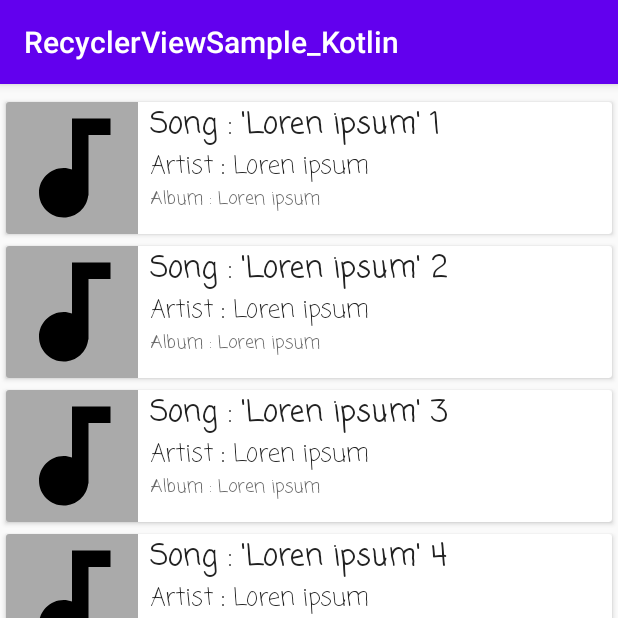
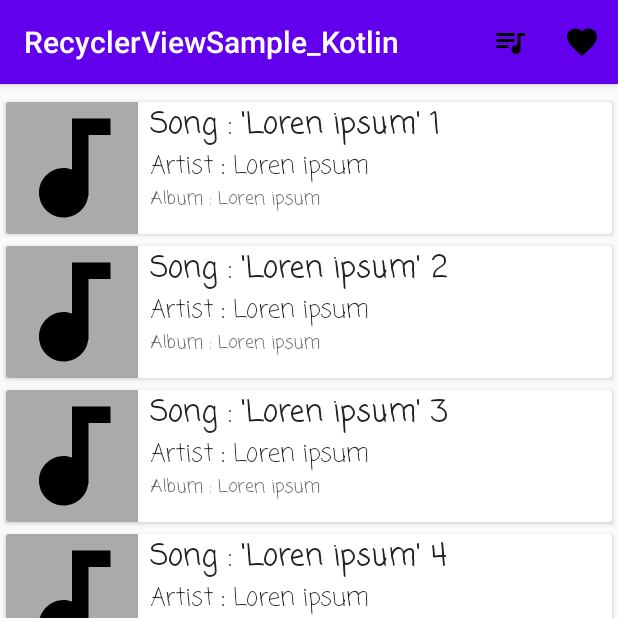
Before and after one commit to qendev/RecyclerViewSample_Kotlin, an Android app: the screen it shows after launch (MainActivity), on a phone screen of 412 x 824 dp, the top half of it. Run offline under Robolectric (Android 15) with nearby library versions, the phone set to English and light mode, and no system bars.

Commit message:
added option menu

```diff
--- a/app/src/main/AndroidManifest.xml
+++ b/app/src/main/AndroidManifest.xml
@@ -9,6 +9,8 @@
         android:roundIcon="@mipmap/ic_launcher_round"
         android:supportsRtl="true"
         android:theme="@style/AppTheme">
+        <activity android:name="activities.FavoriteActivity"></activity>
+        <activity android:name="activities.RecentlyPlayedActivity" />
         <activity android:name=".MainActivity">
             <intent-filter>
                 <action android:name="android.intent.action.MAIN" />
--- a/app/src/main/java/com/example/recyclerviewsample_kotlin/MainActivity.kt
+++ b/app/src/main/java/com/example/recyclerviewsample_kotlin/MainActivity.kt
@@ -1,8 +1,14 @@
  package com.example.recyclerviewsample_kotlin
 
+import activities.FavoriteActivity
+import activities.RecentlyPlayedActivity
 import adapters.SampleAdapter
+import android.content.Intent
 import androidx.appcompat.app.AppCompatActivity
 import android.os.Bundle
+import android.view.Menu
+import android.view.MenuInflater
+import android.view.MenuItem
 import androidx.recyclerview.widget.LinearLayoutManager
 import classes.SampleItem
 import kotlinx.android.synthetic.main.activity_main.*
@@ -43,4 +49,28 @@ import kotlinx.android.synthetic.main.activity_main.*
 
         return list
     }
+
+
+     override fun onCreateOptionsMenu(menu: Menu): Boolean {
+         val inflater: MenuInflater = menuInflater
+         inflater.inflate(R.menu.song_menu, menu)
+         return true
+     }
+
+     override fun onOptionsItemSelected(item: MenuItem): Boolean {
+         // Handle item selection
+         return when (item.itemId) {
+             R.id.recently_played -> {
+                 val intent = Intent(this, RecentlyPlayedActivity::class.java)
+                 startActivity(intent)
+                 true
+             }
+             R.id.favorite -> {
+                 val intent = Intent(this, FavoriteActivity::class.java)
+                 startActivity(intent)
+                 true
+             }
+             else -> super.onOptionsItemSelected(item)
+         }
+     }
 }
--- /dev/null
+++ b/app/src/main/res/drawable/ic_favorite.xml
@@ -0,0 +1,9 @@
+<vector xmlns:android="http://schemas.android.com/apk/res/android"
+        android:width="24dp"
+        android:height="24dp"
+        android:viewportWidth="24.0"
+        android:viewportHeight="24.0">
+    <path
+        android:fillColor="#FF000000"
+        android:pathData="M12,21.35l-1.45,-1.32C5.4,15.36 2,12.28 2,8.5 2,5.42 4.42,3 7.5,3c1.74,0 3.41,0.81 4.5,2.09C13.09,3.81 14.76,3 16.5,3 19.58,3 22,5.42 22,8.5c0,3.78 -3.4,6.86 -8.55,11.54L12,21.35z"/>
+</vector>
--- /dev/null
+++ b/app/src/main/res/drawable/ic_recently_played.xml
@@ -0,0 +1,9 @@
+<vector xmlns:android="http://schemas.android.com/apk/res/android"
+        android:width="24dp"
+        android:height="24dp"
+        android:viewportWidth="24.0"
+        android:viewportHeight="24.0">
+    <path
+        android:fillColor="#FF000000"
+        android:pathData="M15,6L3,6v2h12L15,6zM15,10L3,10v2h12v-2zM3,16h8v-2L3,14v2zM17,6v8.18c-0.31,-0.11 -0.65,-0.18 -1,-0.18 -1.66,0 -3,1.34 -3,3s1.34,3 3,3 3,-1.34 3,-3L19,8h3L22,6h-5z"/>
+</vector>
--- /dev/null
+++ b/app/src/main/res/menu/song_menu.xml
@@ -0,0 +1,12 @@
+<?xml version="1.0" encoding="utf-8"?>
+<menu xmlns:app="http://schemas.android.com/apk/res-auto"
+    xmlns:android="http://schemas.android.com/apk/res/android">
+    <item android:id="@+id/recently_played"
+        android:icon="@drawable/ic_recently_played"
+        android:title="Recently Played"
+        app:showAsAction="ifRoom" />
+    <item android:id="@+id/favorite"
+        android:icon="@drawable/ic_favorite"
+        android:title="@string/favorite_songs"
+        app:showAsAction="ifRoom" />
+</menu>
--- a/app/src/main/res/values/colors.xml
+++ b/app/src/main/res/values/colors.xml
@@ -3,4 +3,6 @@
     <color name="colorPrimary">#6200EE</color>
     <color name="colorPrimaryDark">#3700B3</color>
     <color name="colorAccent">#03DAC5</color>
+    <color name="recentlyplayedsongs_backgroundColor">#E91E63</color>
+    <color name="favoritesongs_backgroundColor">#9C27B0</color>
 </resources>
--- a/app/src/main/res/values/strings.xml
+++ b/app/src/main/res/values/strings.xml
@@ -4,4 +4,7 @@
     <string name="artiste">Artiste :</string>
     <string name="views">Views :</string>
     <string name="album">Album :</string>
+    <string name="favourite_activity">Favourite Activity</string>
+    <string name="recently_played_songs">Recently Played Songs</string>
+    <string name="favorite_songs">Favorite Songs</string>
 </resources>
```
Also changed, not shown: app/src/main/java/activities/FavoriteActivity.kt (added, +13 -0 lines), app/src/main/java/activities/RecentlyPlayedActivity.kt (added, +13 -0 lines), app/src/main/res/layout/activity_favorite.xml (added, +19 -0 lines), app/src/main/res/layout/activity_recently_played.xml (added, +20 -0 lines).
